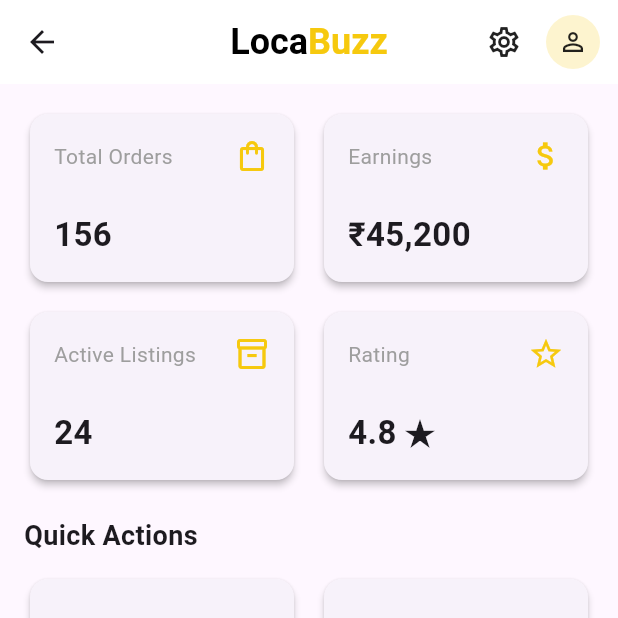
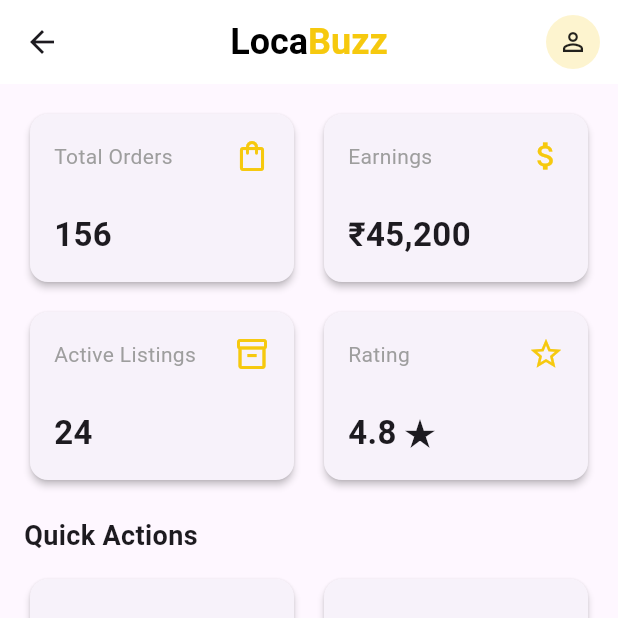
Before and after one commit to sparth292/loca-buzz, a Flutter app: the ServiceProviderDashboard screen opened directly, on a phone screen of 412 x 824 dp, the top half of it. Run offline on Flutter 3.47's test engine with Material 3 defaults, Android fonts, the light colour scheme and no system bars; our stand-ins replace flutter_svg, geolocator, google_fonts, image_picker, shared_preferences, smooth_page_indicator and 1 more; accounts and stored records are empty.

Commit message:
settings removed

```diff
--- a/lib/business_service_provider_dashboard/service_provider_dashboard.dart
+++ b/lib/business_service_provider_dashboard/service_provider_dashboard.dart
@@ -102,13 +102,6 @@
         backgroundColor: Colors.white,
         elevation: 0,
         actions: [
-          if (_currentIndex == 0) // Show settings only on dashboard
-            IconButton(
-              icon: const Icon(Icons.settings_outlined, color: Colors.black87),
-              onPressed: () {
-                // TODO: Navigate to settings
-              },
-            ),
           // Profile Avatar
           Padding(
             padding: const EdgeInsets.symmetric(horizontal: 4.0, vertical: 8.0),
```
